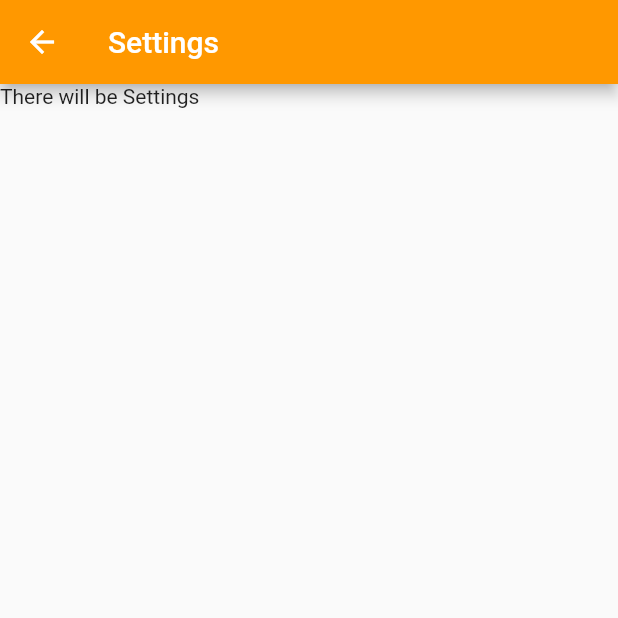
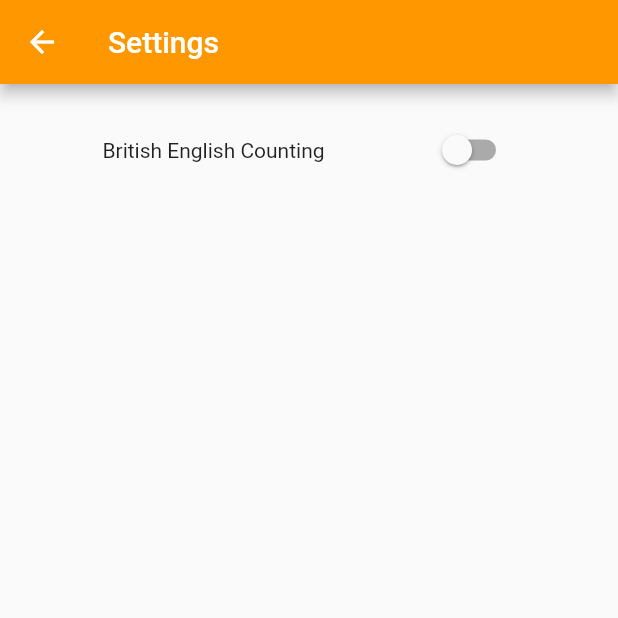
Before and after one commit to mszakacz/flutter-number-to-word, a Flutter app: the screen it shows after launch, after a tap on the "settings" icon, on a phone screen of 412 x 824 dp, the top half of it. Run offline on Flutter 3.47's test engine with Material 2 defaults, Android fonts, the phone set to English and light mode, and no system bars; our stand-ins replace bloc, equatable, flutter_bloc.

Commit message:
settings page, british counting converter, refresh on back to HomePage

```diff
--- a/lib/logic/converter.dart
+++ b/lib/logic/converter.dart
@@ -12,6 +12,13 @@ String convertXX(int value) {
     }
   }
   return 'error';
+}
+
+String toBritish(int value) {
+  int hundreds = (value / 100).floor();
+  int rest = value % 100;
+  String output = to19[hundreds] + ' hundred ' + convertXX(rest);
+  return output;
 }
 
 String convertXXX(int value) {
@@ -30,7 +37,8 @@ String convertXXX(int value) {
   return str;
 }
 
-String toWord(int value) {
+String toWord(int value, bool british) {
+  if (value > 1000 && value < 2000 && british == true) return toBritish(value);
   if (value < 100) {
     return convertXX(value);
   }
@@ -46,7 +54,7 @@ String toWord(int value) {
       int r = value - (l * mod);
       String ret = convertXXX(l) + " " + denom[didx];
       if (r > 0) {
-        ret = ret + ", " + toWord(r);
+        ret = ret + ", " + toWord(r, british);
       }
       return ret;
     }
--- a/lib/logic/cubit/converter_cubit.dart
+++ b/lib/logic/cubit/converter_cubit.dart
@@ -7,10 +7,16 @@ import 'package:flutter_number_to_word/logic/converter.dart';
 part 'converter_state.dart';
 
 class ConverterCubit extends Cubit<ConverterState> {
-  ConverterCubit() : super(ConverterState(outputStringNumber: ' '));
+  ConverterCubit()
+      : super(ConverterState(outputStringNumber: ' ', britishCounting: false));
 
   void convert(String? inputString) => emit(ConverterState(
-      outputStringNumber: toWord(int.parse(inputString.toString()))));
+      britishCounting: state.britishCounting,
+      outputStringNumber:
+          toWord(int.parse(inputString.toString()), state.britishCounting)));
+
+  void switchBritish(bool value) => emit(ConverterState(
+      outputStringNumber: state.outputStringNumber, britishCounting: value));
 
   // void convert(String? inputString) {
   //   int value = int.parse(inputString.toString());
--- a/lib/logic/cubit/converter_state.dart
+++ b/lib/logic/cubit/converter_state.dart
@@ -2,9 +2,10 @@ part of 'converter_cubit.dart';
 
 class ConverterState extends Equatable {
   String? outputStringNumber;
+  bool britishCounting;
 
-  ConverterState({this.outputStringNumber});
+  ConverterState({this.outputStringNumber, required this.britishCounting});
 
   @override
-  List<Object?> get props => [outputStringNumber];
+  List<Object?> get props => [outputStringNumber, britishCounting];
 }
--- a/lib/presentation/screens/converter_screen.dart
+++ b/lib/presentation/screens/converter_screen.dart
@@ -1,3 +1,5 @@
+import 'dart:async';
+
 import 'package:flutter/material.dart';
 import 'package:flutter_bloc/flutter_bloc.dart';
 import 'package:flutter_number_to_word/logic/converter.dart';
@@ -23,6 +25,10 @@ class _ConverterScreenState extends State<ConverterScreen> {
     super.dispose();
   }
 
+  FutureOr<void> onGoBack() {
+    BlocProvider.of<ConverterCubit>(context).convert(_text);
+  }
+
   @override
   Widget build(BuildContext context) {
     return Scaffold(
@@ -35,7 +41,9 @@ class _ConverterScreenState extends State<ConverterScreen> {
               color: Colors.white,
             ),
             onPressed: () {
-              Navigator.of(context).pushNamed('/settings');
+              Navigator.of(context)
+                  .pushNamed('/settings')
+                  .whenComplete(() => onGoBack());
             },
           )
         ],
@@ -63,7 +71,6 @@ class _ConverterScreenState extends State<ConverterScreen> {
                   ElevatedButton(
                     key: const Key('converterScreen_go_iconButton'),
                     onPressed: () => {
-                      print(_text),
                       BlocProvider.of<ConverterCubit>(context).convert(_text),
                     },
                     child: Text('Convert'),
--- a/lib/presentation/screens/settings_screen.dart
+++ b/lib/presentation/screens/settings_screen.dart
@@ -21,6 +21,27 @@ class _SettingsScreenState extends State<SettingsScreen> {
           backgroundColor: Colors.orange,
           title: Text(widget.title),
         ),
-        body: Text('There will be Settings'));
+        body: Padding(
+          padding: const EdgeInsets.only(top: 20),
+          child: Row(
+            mainAxisAlignment: MainAxisAlignment.spaceEvenly,
+            children: [
+              Text('British English Counting'),
+              BlocBuilder<ConverterCubit, ConverterState>(
+                builder: (context, state) {
+                  return Switch(
+                    value: state.britishCounting,
+                    onChanged: (value) => {
+                      BlocProvider.of<ConverterCubit>(context)
+                          .switchBritish(value)
+                    },
+                    activeTrackColor: Colors.lightBlue[200],
+                    activeColor: Colors.blue[700],
+                  );
+                },
+              )
+            ],
+          ),
+        ));
   }
 }
```
